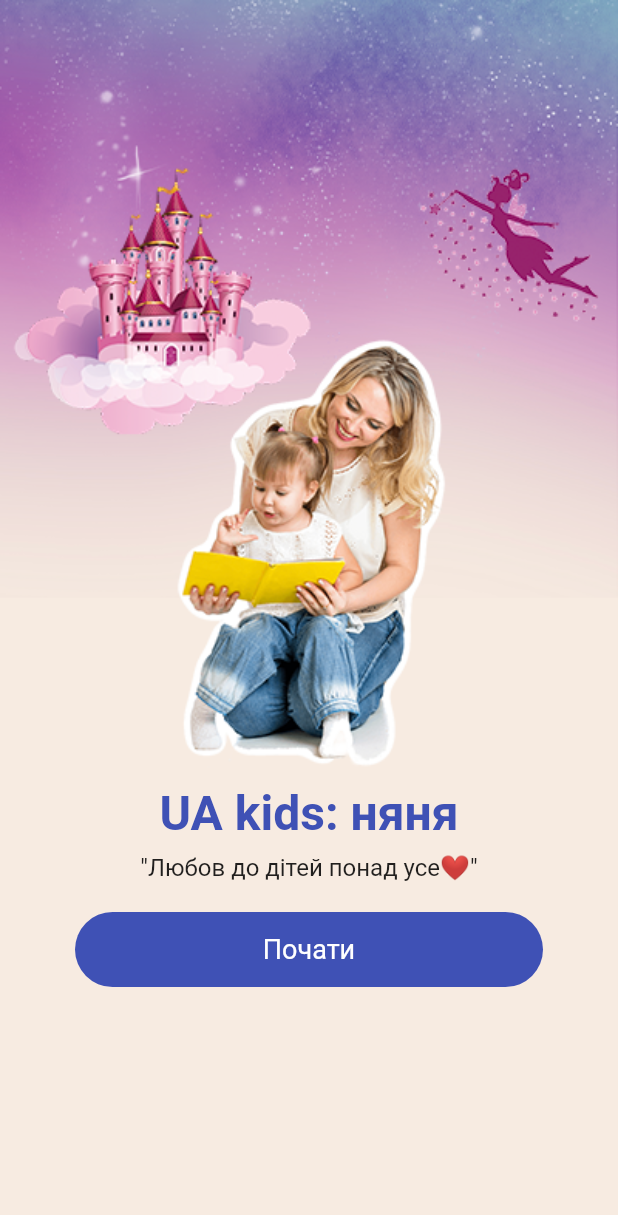
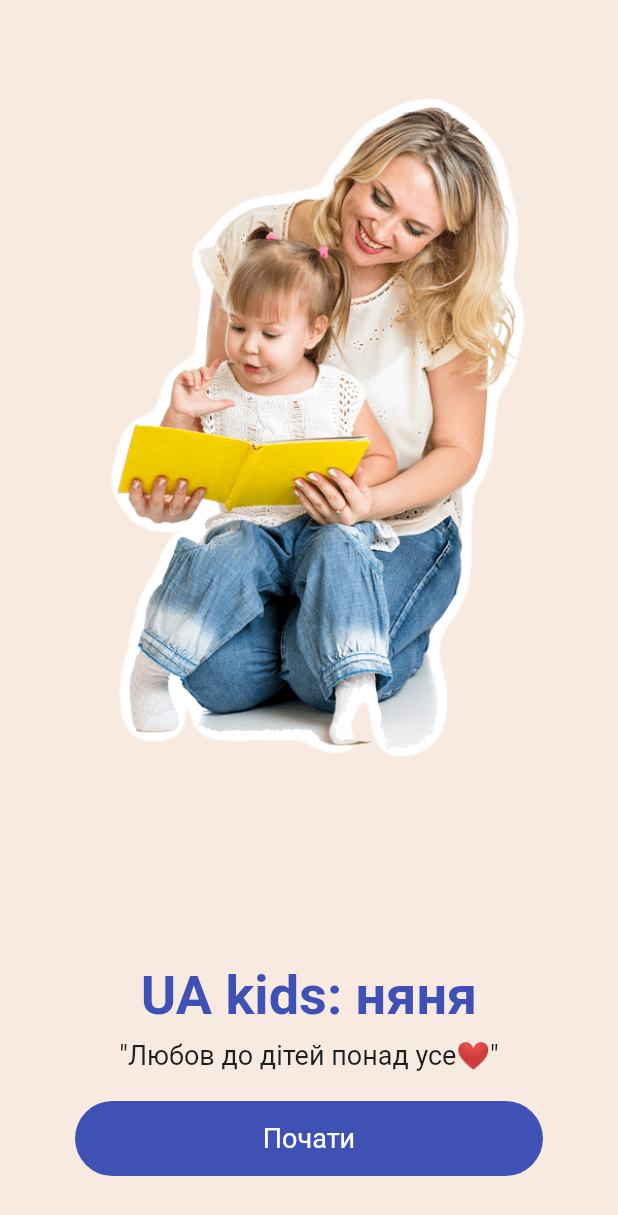
Before and after one commit to ascentman/nanny, a Flutter app: the screen it shows after launch, on a phone screen of 412 x 824 dp. Shown: the top 1215 px of the screen. Run offline on Flutter 3.47's test engine with Material 2 defaults, Android fonts, the phone set to English and light mode, and no system bars; drawn by our look-alikes of auto_size_text; our stand-ins replace cached_network_image, cloud_firestore, contained_tab_bar_view, firebase_auth, firebase_core, flutter_image_slideshow and 6 more; missing offline and left inert: flutter_email_sender, time_range_picker, tutorial_coach_mark; accounts and stored records are empty; Roboto replaces fonts that are missing (Literata).

Commit message:
polishing intro screens

```diff
--- a/lib/screens/about_us_screen.dart
+++ b/lib/screens/about_us_screen.dart
@@ -51,7 +51,7 @@ class AboutUsScreen extends StatelessWidget {
                     borderRadius: BorderRadius.circular(15.0),
                     child: Image.asset(
                       'assets/images/we.png',
-                      width: double.infinity,
+                      fit: BoxFit.contain,
                     ),
                   ),
                 ),
--- a/lib/screens/start/components/view/comfortable_view.dart
+++ b/lib/screens/start/components/view/comfortable_view.dart
@@ -76,7 +76,7 @@ class ComfortableView extends StatelessWidget {
       child: SlideTransition(
         position: _secondHalfAnimation,
         child: Padding(
-          padding: const EdgeInsets.only(bottom: 0, top: 50),
+          padding: const EdgeInsets.only(bottom: 30, top: 70),
           child: Column(
             mainAxisAlignment: MainAxisAlignment.center,
             children: [
@@ -92,7 +92,7 @@ class ComfortableView extends StatelessWidget {
                       style: GoogleFonts.literata(
                         textStyle: const TextStyle(
                             color: Colors.indigo,
-                            fontSize: 36.0,
+                            fontSize: 30.0,
                             fontWeight: FontWeight.bold),
                       ),
                     ),
@@ -111,7 +111,7 @@ class ComfortableView extends StatelessWidget {
                       '🔹 Ми, UA kids: няня, з любов\'ю потурбуємося про них❤️.',
                       textAlign: TextAlign.left,
                       style: GoogleFonts.literata(
-                        textStyle: const TextStyle(fontSize: 30),
+                        textStyle: const TextStyle(fontSize: 20),
                       ),
                     ),
                   ),
--- a/lib/screens/start/components/view/cooperation_view.dart
+++ b/lib/screens/start/components/view/cooperation_view.dart
@@ -96,7 +96,7 @@ class CooperationVew extends StatelessWidget {
                     style: GoogleFonts.literata(
                       textStyle: const TextStyle(
                           color: Colors.indigo,
-                          fontSize: 36.0,
+                          fontSize: 30.0,
                           fontWeight: FontWeight.bold),
                     ),
                   ),
@@ -117,7 +117,7 @@ class CooperationVew extends StatelessWidget {
                         'Центрі розвитку для дітей "UA kids"❤️.',
                         textAlign: TextAlign.left,
                         style: GoogleFonts.literata(
-                          textStyle: const TextStyle(fontSize: 30),
+                          textStyle: const TextStyle(fontSize: 20),
                         ),
                       ),
                     ),
--- a/lib/screens/start/components/view/our_personal_view.dart
+++ b/lib/screens/start/components/view/our_personal_view.dart
@@ -77,7 +77,7 @@ class OurPersonalView extends StatelessWidget {
       child: SlideTransition(
         position: _secondHalfAnimation,
         child: Padding(
-          padding: const EdgeInsets.only(bottom: 100, top: 10),
+          padding: const EdgeInsets.only(bottom: 100, top: 30),
           child: Column(
             mainAxisAlignment: MainAxisAlignment.center,
             children: [
@@ -112,7 +112,7 @@ class OurPersonalView extends StatelessWidget {
                         style: GoogleFonts.literata(
                           textStyle: const TextStyle(
                               color: Colors.indigo,
-                              fontSize: 36.0,
+                              fontSize: 30.0,
                               fontWeight: FontWeight.bold),
                         ),
                       ),
@@ -130,7 +130,7 @@ class OurPersonalView extends StatelessWidget {
                     'за дітьми та надання першої медичної допомоги❤️.\n 🔹 Усі няні проходять медичні огляди, мають відповідні сертифікати.',
                     textAlign: TextAlign.left,
                     style: GoogleFonts.literata(
-                      textStyle: const TextStyle(fontSize: 30),
+                      textStyle: const TextStyle(fontSize: 20),
                     ),
                   ),
                 ),
--- a/lib/screens/start/components/view/splash_view.dart
+++ b/lib/screens/start/components/view/splash_view.dart
@@ -13,21 +13,6 @@ class SplashView extends StatefulWidget {
 }
 
 class _SplashViewState extends State<SplashView> {
-  final ScrollController _scrollController = ScrollController();
-
-  @override
-  void initState() {
-    super.initState();
-
-    Future.delayed(const Duration(seconds: 1), () {
-      _scrollController.animateTo(
-        _scrollController.position.maxScrollExtent,
-        duration: const Duration(milliseconds: 100),
-        curve: Curves.easeInOut,
-      );
-    });
-  }
-
   @override
   Widget build(BuildContext context) {
     final _interconnection =
@@ -43,17 +28,47 @@ class _SplashViewState extends State<SplashView> {
     return SlideTransition(
       position: _interconnection,
       child: SingleChildScrollView(
-        controller: _scrollController,
-        child: Column(
-          mainAxisAlignment: MainAxisAlignment.end,
+        child: Stack(
+          alignment: Alignment.bottomCenter,
           children: [
-            SizedBox(
+            Container(
+              color: const Color(0xfff7EBE1),
+              height: MediaQuery.of(context).size.height,
               width: MediaQuery.of(context).size.width,
+              child: Align(
+                alignment: Alignment.topCenter,
+                child: SizedBox(
+                  height: MediaQuery.of(context).size.height * 0.7,
+                  width: MediaQuery.of(context).size.width * 0.7,
+                  child: FittedBox(
+                    fit: BoxFit.contain,
                     child: Image.asset(
-                'assets/images/start.png',
-                fit: BoxFit.cover,
+                      'assets/images/nanny.png',
                     ),
                   ),
+                ),
+              ),
+            ),
+            StartContainer(widget: widget),
+          ],
+        ),
+      ),
+    );
+  }
+}
+
+class StartContainer extends StatelessWidget {
+  const StartContainer({
+    Key? key,
+    required this.widget,
+  }) : super(key: key);
+
+  final SplashView widget;
+
+  @override
+  Widget build(BuildContext context) {
+    return Column(
+      children: [
         Padding(
           padding: const EdgeInsets.only(top: 8.0, bottom: 8.0),
           child: Text(
@@ -61,7 +76,7 @@ class _SplashViewState extends State<SplashView> {
             style: GoogleFonts.literata(
               textStyle: const TextStyle(
                   color: Colors.indigo,
-                      fontSize: 32.0,
+                  fontSize: 36.0,
                   fontWeight: FontWeight.bold),
             ),
           ),
@@ -72,7 +87,7 @@ class _SplashViewState extends State<SplashView> {
             '"Любов до дітей понад усе❤️"',
             textAlign: TextAlign.center,
             style: GoogleFonts.literata(
-                  textStyle: const TextStyle(fontSize: 16.0),
+              textStyle: const TextStyle(fontSize: 18.0),
             ),
           ),
         ),
@@ -106,8 +121,6 @@ class _SplashViewState extends State<SplashView> {
           height: 20,
         ),
       ],
-        ),
-      ),
     );
   }
 }
--- a/lib/screens/start/components/view/welcome_view.dart
+++ b/lib/screens/start/components/view/welcome_view.dart
@@ -91,7 +91,7 @@ class WelcomeView extends StatelessWidget {
                       style: GoogleFonts.literata(
                         textStyle: const TextStyle(
                             color: Colors.indigo,
-                            fontSize: 32.0,
+                            fontSize: 30.0,
                             fontWeight: FontWeight.bold),
                       ),
                     ),
@@ -107,7 +107,7 @@ class WelcomeView extends StatelessWidget {
                     'Коли у вас виникнуть будь-які запитання по роботі сервісу - напишіть нам, ми будемо раді допомогти❤.️',
                     textAlign: TextAlign.center,
                     style: GoogleFonts.literata(
-                      textStyle: const TextStyle(fontSize: 22),
+                      textStyle: const TextStyle(fontSize: 20),
                     ),
                   ),
                 ),
```
Also changed, not shown: assets/images/start.png (deleted), assets/images/we.png. Lines whose indentation alone changed are shown as unchanged.
